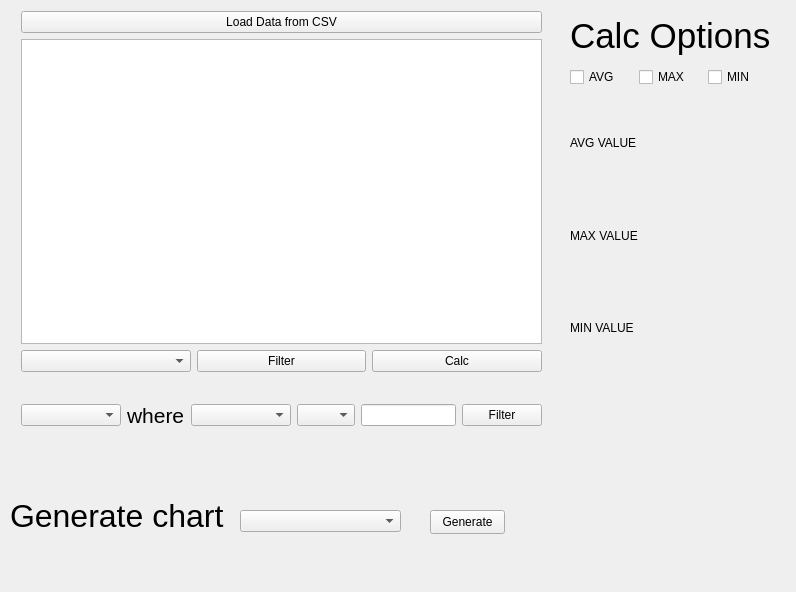
This is Qt_Designer/mainwindow.ui in bb305496/CSV_Weather_Dashboard as Qt 5 draws it before an edit. The edited form follows.
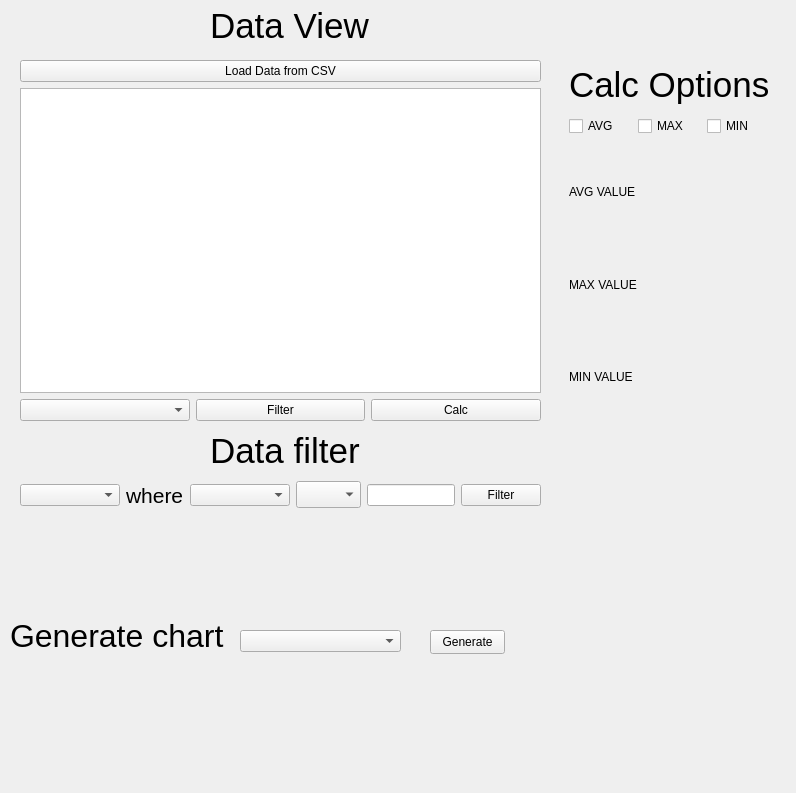
This is the edited form.

The edit to the form file:
```diff
--- a/Qt_Designer/mainwindow.ui
+++ b/Qt_Designer/mainwindow.ui
@@ -7,7 +7,7 @@
     <x>0</x>
     <y>0</y>
     <width>796</width>
-    <height>592</height>
+    <height>793</height>
    </rect>
   </property>
   <property name="windowTitle">
@@ -17,8 +17,8 @@
    <widget class="QWidget" name="layoutWidget">
     <property name="geometry">
      <rect>
-      <x>21</x>
-      <y>11</y>
+      <x>20</x>
+      <y>60</y>
       <width>521</width>
       <height>361</height>
      </rect>
@@ -68,8 +68,8 @@
    <widget class="QWidget" name="layoutWidget">
     <property name="geometry">
      <rect>
-      <x>570</x>
-      <y>10</y>
+      <x>569</x>
+      <y>59</y>
       <width>201</width>
       <height>77</height>
      </rect>
@@ -123,8 +123,8 @@
    <widget class="QWidget" name="layoutWidget">
     <property name="geometry">
      <rect>
-      <x>570</x>
-      <y>100</y>
+      <x>569</x>
+      <y>149</y>
       <width>201</width>
       <height>271</height>
      </rect>
@@ -157,7 +157,7 @@
     <property name="geometry">
      <rect>
       <x>240</x>
-      <y>510</y>
+      <y>630</y>
       <width>161</width>
       <height>22</height>
      </rect>
@@ -167,7 +167,7 @@
     <property name="geometry">
      <rect>
       <x>10</x>
-      <y>470</y>
+      <y>590</y>
       <width>221</width>
       <height>91</height>
      </rect>
@@ -185,7 +185,7 @@
     <property name="geometry">
      <rect>
       <x>430</x>
-      <y>510</y>
+      <y>630</y>
       <width>75</width>
       <height>24</height>
      </rect>
@@ -194,11 +194,47 @@
      <string>Generate</string>
     </property>
    </widget>
+   <widget class="QLabel" name="label_6">
+    <property name="geometry">
+     <rect>
+      <x>210</x>
+      <y>430</y>
+      <width>161</width>
+      <height>41</height>
+     </rect>
+    </property>
+    <property name="font">
+     <font>
+      <pointsize>26</pointsize>
+     </font>
+    </property>
+    <property name="text">
+     <string>Data filter</string>
+    </property>
+   </widget>
+   <widget class="QLabel" name="label_7">
+    <property name="geometry">
+     <rect>
+      <x>210</x>
+      <y>10</y>
+      <width>161</width>
+      <height>31</height>
+     </rect>
+    </property>
+    <property name="font">
+     <font>
+      <pointsize>26</pointsize>
+     </font>
+    </property>
+    <property name="text">
+     <string>Data View</string>
+    </property>
+   </widget>
    <widget class="QWidget" name="">
     <property name="geometry">
      <rect>
-      <x>21</x>
-      <y>400</y>
+      <x>20</x>
+      <y>480</y>
       <width>521</width>
       <height>30</height>
      </rect>
@@ -244,6 +280,11 @@
          <height>0</height>
         </size>
        </property>
+       <property name="font">
+        <font>
+         <pointsize>12</pointsize>
+        </font>
+       </property>
       </widget>
      </item>
      <item>
```
Left out of the diff: 2 changed lines with no effect on the pictures.
